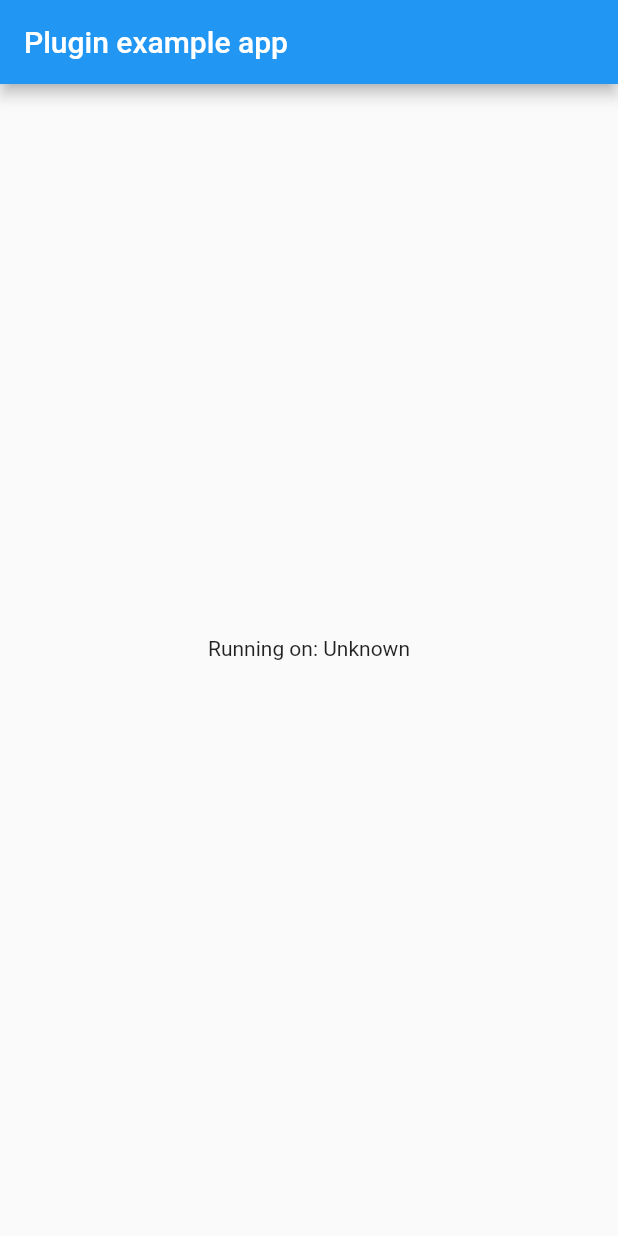
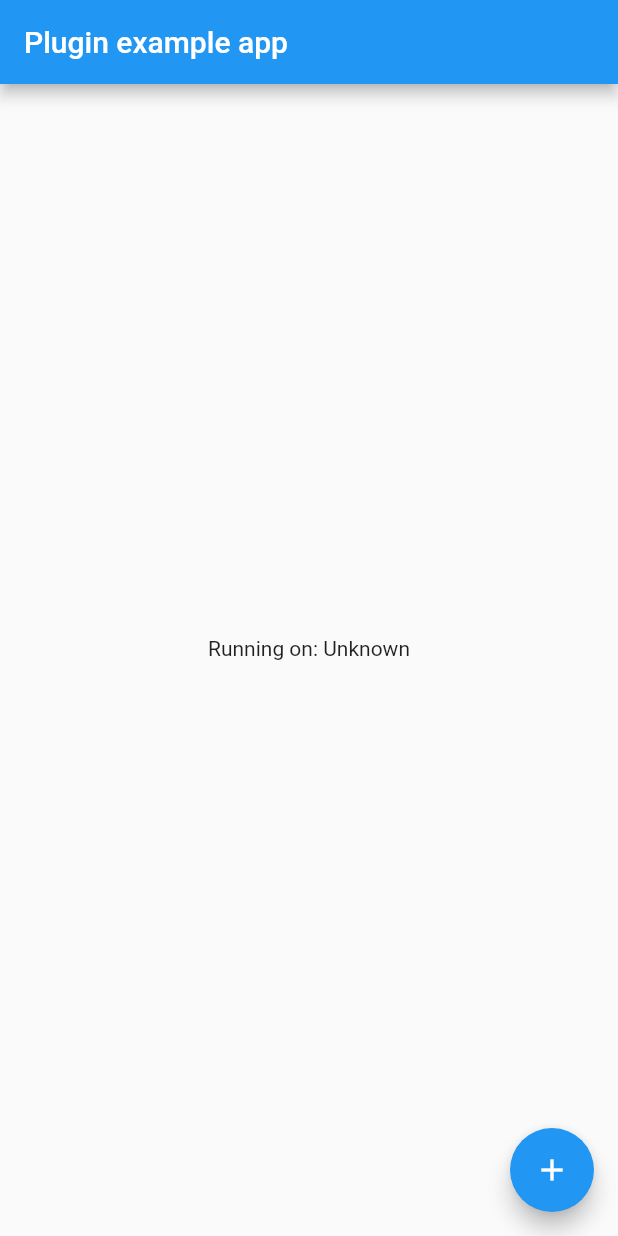
Before and after one commit to andreskiu/elotouch_flutter_sdk, a Flutter app: the screen it shows after launch, on a phone screen of 412 x 824 dp. Run offline on Flutter 3.47's test engine with Material 2 defaults, Android fonts, the phone set to English and light mode, and no system bars.

Commit message:
changed example manifest, now compiles and execute.

```diff
--- a/example/lib/main.dart
+++ b/example/lib/main.dart
@@ -15,7 +15,7 @@ class MyApp extends StatefulWidget {
 
 class _MyAppState extends State<MyApp> {
   String _platformVersion = 'Unknown';
-
+  String textoAImprimir;
   @override
   void initState() {
     super.initState();
@@ -42,6 +42,14 @@ class _MyAppState extends State<MyApp> {
     });
   }
 
+  void _print() async {
+    textoAImprimir =
+        await ElotouchFlutterPlugin.printString(args: "Texto a imprimir");
+    setState(() {
+      // _counter++;
+    });
+  }
+
   @override
   Widget build(BuildContext context) {
     return MaterialApp(
@@ -52,6 +60,11 @@ class _MyAppState extends State<MyApp> {
         body: Center(
           child: Text('Running on: $_platformVersion\n'),
         ),
+        floatingActionButton: FloatingActionButton(
+          onPressed: _print,
+          tooltip: 'Increment',
+          child: Icon(Icons.add),
+        ),
       ),
     );
   }
```
Also changed, not shown: 2 other files.
